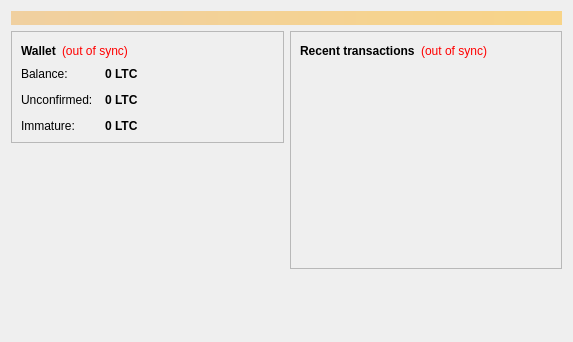
nintencoin/nintencoin, file src/qt/forms/overviewpage.ui: the form before one commit.
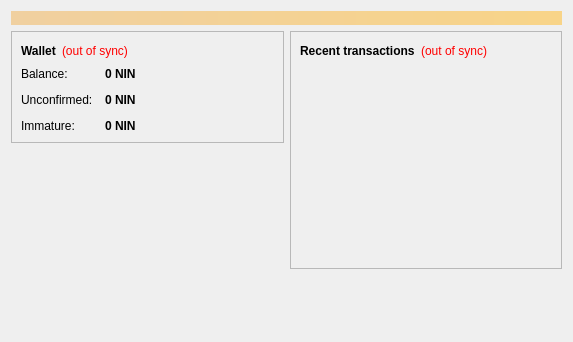
The form after the commit.

```diff
--- a/src/qt/forms/overviewpage.ui
+++ b/src/qt/forms/overviewpage.ui
@@ -122,7 +122,7 @@
                <string>Your current balance</string>
               </property>
               <property name="text">
-               <string notr="true">0 LTC</string>
+               <string notr="true">0 NIN</string>
               </property>
               <property name="textInteractionFlags">
                <set>Qt::LinksAccessibleByMouse|Qt::TextSelectableByKeyboard|Qt::TextSelectableByMouse</set>
@@ -151,7 +151,7 @@
                <string>Total of transactions that have yet to be confirmed, and do not yet count toward the current balance</string>
               </property>
               <property name="text">
-               <string notr="true">0 LTC</string>
+               <string notr="true">0 NIN</string>
               </property>
               <property name="textInteractionFlags">
                <set>Qt::LinksAccessibleByMouse|Qt::TextSelectableByKeyboard|Qt::TextSelectableByMouse</set>
@@ -177,7 +177,7 @@
                <string>Mined balance that has not yet matured</string>
               </property>
               <property name="text">
-               <string notr="true">0 LTC</string>
+               <string notr="true">0 NIN</string>
               </property>
               <property name="textInteractionFlags">
                <set>Qt::LinksAccessibleByMouse|Qt::TextSelectableByKeyboard|Qt::TextSelectableByMouse</set>
```
